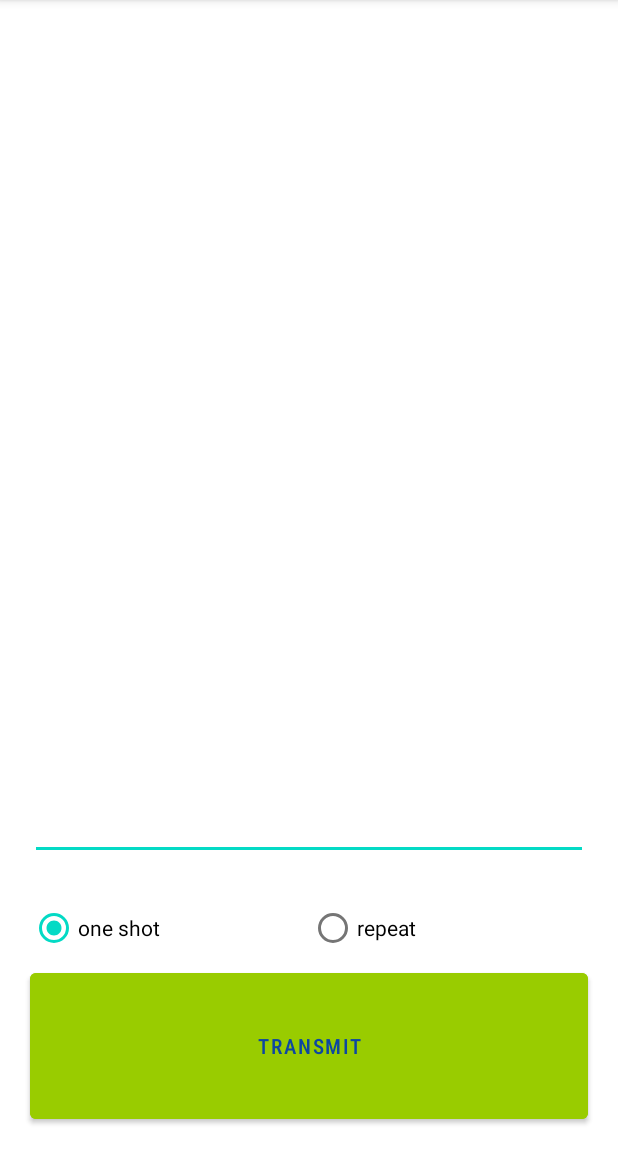
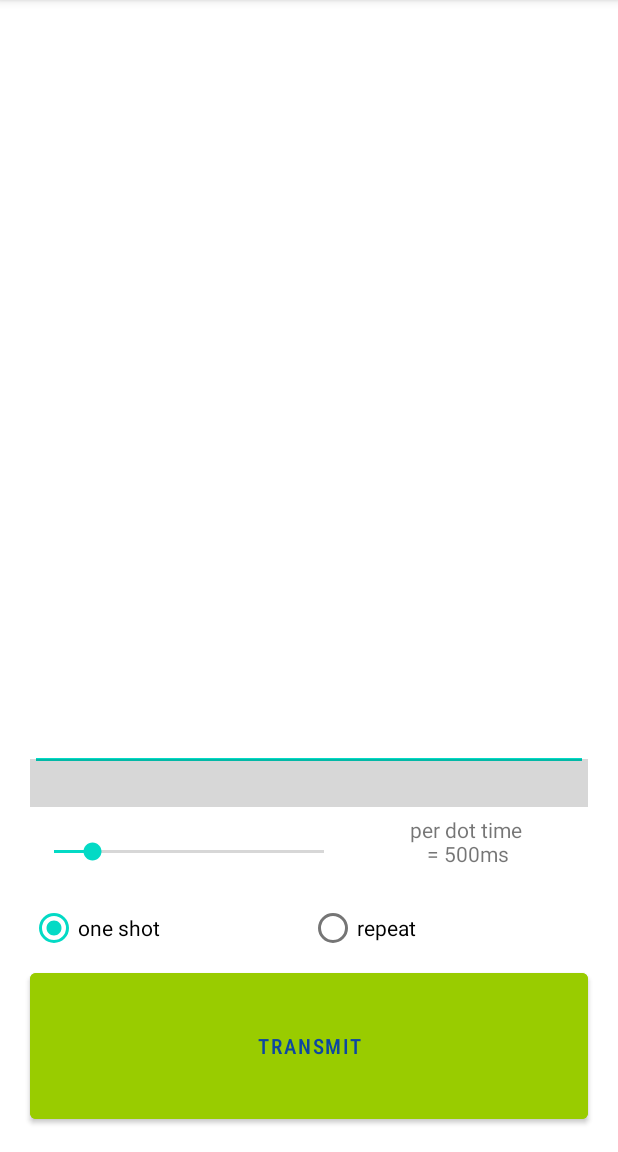
Before and after one commit to Jaiaid/MorseTorch, an Android app: the screen it shows after launch (MainActivity), on a phone screen of 412 x 824 dp, the part 84-1236 px from its top. Run offline under Robolectric (Android 15) with nearby library versions, the phone set to English and light mode, and no system bars.

Commit message:
message transmission character count progress bar added per dot time unit seekbar added per dot time unit label and corresponding string added

```diff
--- a/app/src/main/res/layout/activity_main.xml
+++ b/app/src/main/res/layout/activity_main.xml
@@ -13,11 +13,11 @@
         android:layout_marginStart="20dp"
         android:layout_marginTop="21dp"
         android:layout_marginEnd="20dp"
-        android:layout_marginBottom="21dp"
+        android:digits="0123456789ABCDEFGHIJKLMNOPQRSTUVWXYZ "
         android:ems="10"
         android:gravity="start|top"
-        android:inputType="textLongMessage|textAutoCorrect|textMultiLine"
-        app:layout_constraintBottom_toTopOf="@+id/transmitModeRadioGroup"
+        android:inputType="textLongMessage|textMultiLine|textCapCharacters"
+        app:layout_constraintBottom_toTopOf="@+id/transmitProgressBar"
         app:layout_constraintEnd_toEndOf="parent"
         app:layout_constraintHorizontal_bias="0.0"
         app:layout_constraintStart_toStartOf="parent"
@@ -69,4 +69,51 @@
         app:layout_constraintEnd_toEndOf="parent"
         app:layout_constraintStart_toStartOf="parent" />
 
+    <LinearLayout
+        android:id="@+id/seekbarLabelLinearLayout"
+        android:layout_width="0dp"
+        android:layout_height="50dp"
+        android:layout_marginStart="20dp"
+        android:layout_marginEnd="20dp"
+        android:layout_marginBottom="1dp"
+        android:orientation="horizontal"
+        app:layout_constraintBottom_toTopOf="@+id/transmitModeRadioGroup"
+        app:layout_constraintEnd_toEndOf="parent"
+        app:layout_constraintStart_toStartOf="parent">
+
+        <SeekBar
+            android:id="@+id/dotTimeUnitSeekBar"
+            android:layout_width="wrap_content"
+            android:layout_height="match_parent"
+            android:layout_weight="2"
+            android:max="3500"
+            android:progress="500" />
+
+        <TextView
+            android:id="@+id/seekbarValueTextView"
+            android:layout_width="wrap_content"
+            android:layout_height="match_parent"
+            android:layout_weight="1"
+            android:editable="false"
+            android:labelFor="@id/dotTimeUnitSeekBar"
+            android:text="@string/seekbar_label"
+            android:textAlignment="center" />
+    </LinearLayout>
+
+    <ProgressBar
+        android:id="@+id/transmitProgressBar"
+        style="?android:attr/progressBarStyleHorizontal"
+        android:layout_width="0dp"
+        android:layout_height="wrap_content"
+        android:layout_marginStart="20dp"
+        android:layout_marginEnd="20dp"
+        android:layout_marginBottom="13dp"
+        android:clickable="false"
+        android:indeterminate="false"
+        android:max="100"
+        android:scaleY="8"
+        app:layout_constraintBottom_toTopOf="@+id/seekbarLabelLinearLayout"
+        app:layout_constraintEnd_toEndOf="parent"
+        app:layout_constraintStart_toStartOf="parent" />
+
 </androidx.constraintlayout.widget.ConstraintLayout>
--- a/app/src/main/res/values/strings.xml
+++ b/app/src/main/res/values/strings.xml
@@ -4,4 +4,5 @@
     <string name="stop_transmit">Stop</string>
     <string name="single_transmit">one shot</string>
     <string name="repeat_transmit">repeat</string>
+    <string name="seekbar_label">per dot time \n= 500ms</string>
 </resources>
```
